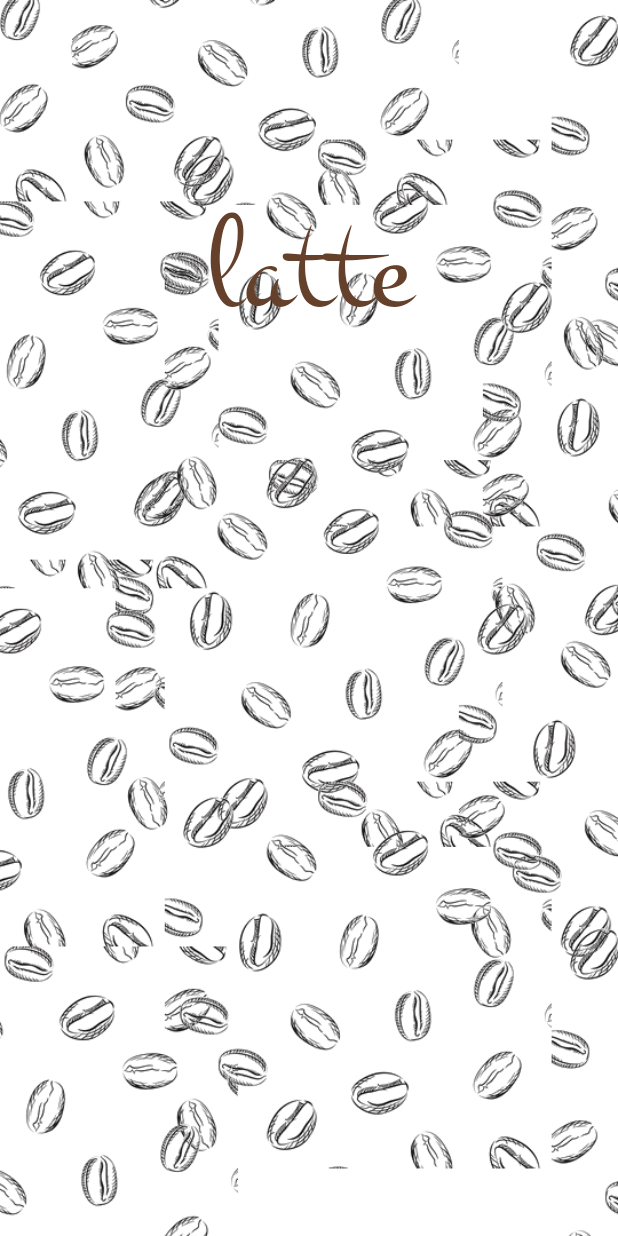
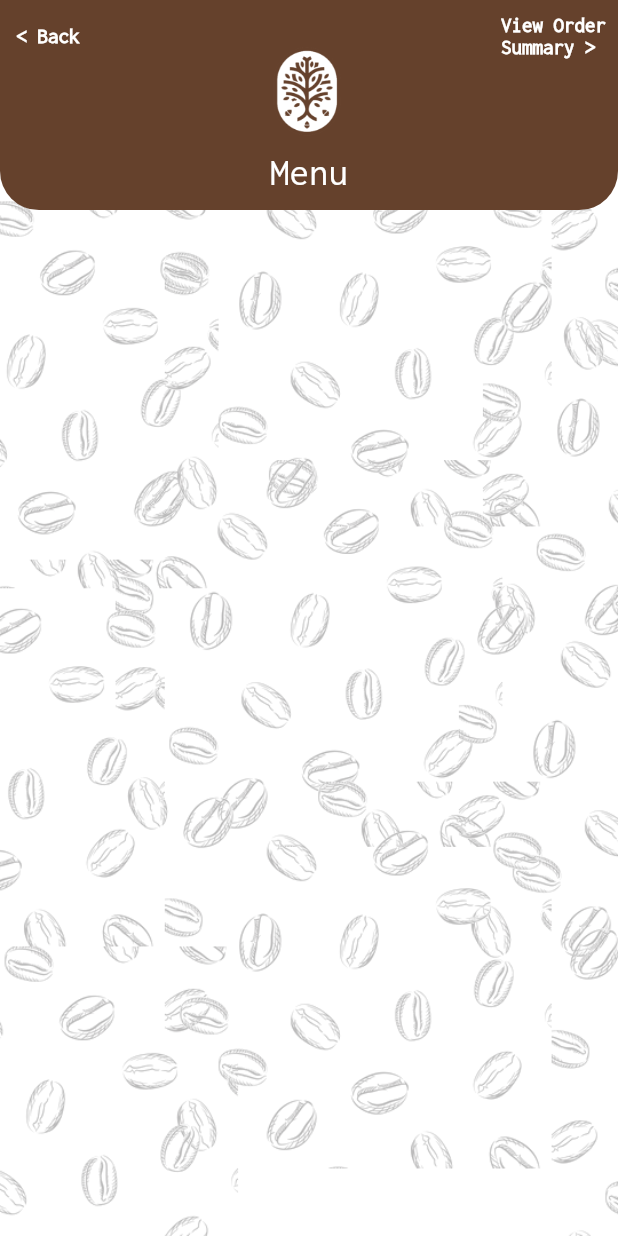
Before and after one commit to FerasHDawoud/CoffeeApp, a Flutter app: the screen it shows after launch, on a phone screen of 412 x 824 dp. Run offline on Flutter 3.47's test engine with Material 2 defaults, Android fonts, the phone set to English and light mode, and no system bars.

```diff
--- a/lib/main.dart
+++ b/lib/main.dart
@@ -1,3 +1,4 @@
+import 'package:coffee/modules/Menu/menu.dart';
 import 'package:coffee/modules/Starting_Page/StartingPage.dart';
 import 'package:flutter/material.dart';
 
@@ -8,16 +9,13 @@ void main() {
 class MyApp extends StatelessWidget {
   const MyApp({super.key});
 
-  // This widget is the root of your application.
   @override
   Widget build(BuildContext context) {
-    return MaterialApp(
-        title: 'Flutter Demo',
-        theme: ThemeData(fontFamily: 'Montez'),
-        home: const SafeArea(
-          child: Scaffold(
-            body: StartingPage(),
-          ),
-        ));
+    return const MaterialApp(
+        home: SafeArea(
+      child: Scaffold(
+        body: Menu(),
+      ),
+    ));
   }
 }
--- /dev/null
+++ b/lib/modules/Menu/Menu.dart
@@ -0,0 +1,38 @@
+import 'package:flutter/material.dart';
+
+import '../../utils/APP_COLORS.dart';
+import '../../utils/TopContainer.dart';
+
+class Menu extends StatelessWidget {
+  const Menu({super.key});
+
+  @override
+  Widget build(BuildContext context) {
+    return Scaffold(
+      backgroundColor: APPCOLORS.secondaryColor,
+      body: Container(
+        width: double.infinity,
+        decoration: const BoxDecoration(
+          image: DecorationImage(
+            image: AssetImage("assets/images/background.png"),
+            fit: BoxFit.cover,
+            opacity: 0.3,
+          ),
+        ),
+        child: Column(
+          children: [
+            TopContainer(
+              titele: "Menu",
+              leftBottonText: "< Back",
+              onPressedLeftText: () {
+                Navigator.pop(context);
+              },
+              rightBottonText: "View Order\nSummary >",
+              onPressedRighitText: () {},
+            ),
+          ],
+        ),
+      ),
+    );
+  }
+}
--- a/lib/modules/Starting_Page/StartingPage.dart
+++ b/lib/modules/Starting_Page/StartingPage.dart
@@ -1,5 +1,6 @@
 // ignore_for_file:  file_names
 import 'package:coffee/utils/APP_COLORS.dart';
+import 'package:coffee/utils/TextTemplet.dart';
 import 'package:flutter/material.dart';
 
 class StartingPage extends StatelessWidget {
@@ -7,6 +8,8 @@ class StartingPage extends StatelessWidget {
 
   @override
   Widget build(BuildContext context) {
+    var mediaQueryHeight = MediaQuery.of(context).size.height;
+
     return Scaffold(
       backgroundColor: APPCOLORS.secondaryColor,
       body: Container(
@@ -15,20 +18,48 @@ class StartingPage extends StatelessWidget {
           image: DecorationImage(
             image: AssetImage("assets/images/background.png"),
             fit: BoxFit.cover,
+            opacity: 0.3,
           ),
         ),
         child: Column(
+          mainAxisAlignment: MainAxisAlignment.spaceBetween,
           // ignore: prefer_const_literals_to_create_immutables
           children: [
             SizedBox(
-              height: MediaQuery.of(context).size.height * 0.15,
+              height: mediaQueryHeight * 0.08,
             ),
             const Text(
               "latte",
               style: TextStyle(
                   fontFamily: 'Montez',
                   color: APPCOLORS.primaryColor,
-                  fontSize: 90),
+                  fontSize: 96),
+            ),
+            Container(
+              width: double.infinity,
+              height: mediaQueryHeight * 0.55,
+              decoration: const BoxDecoration(
+                color: APPCOLORS.primaryColor,
+                borderRadius: BorderRadius.only(
+                  topRight: Radius.circular(40.0),
+                  topLeft: Radius.circular(40.0),
+                ),
+              ),
+              child: Column(
+                mainAxisAlignment: MainAxisAlignment.spaceAround,
+                children: [
+                  Container(
+                    height: mediaQueryHeight * 0.18,
+                    width: double.infinity,
+                    decoration: const BoxDecoration(
+                      image: DecorationImage(
+                        image: AssetImage("assets/images/coffee main logo.png"),
+                      ),
+                    ),
+                  ),
+                  const TextTemplet(text_: "S I N C E  1 9 8 9", size_: 16),
+                ],
+              ),
             ),
           ],
         ),
--- /dev/null
+++ b/lib/utils/TextTemplet.dart
@@ -0,0 +1,30 @@
+// ignore_for_file: file_names
+
+import 'package:flutter/material.dart';
+
+import 'APP_COLORS.dart';
+
+class TextTemplet extends StatelessWidget {
+  final String text_;
+  final double size_;
+  final Color fontColor_;
+  final FontWeight fontWeight;
+  const TextTemplet(
+      {super.key,
+      required this.text_,
+      required this.size_,
+      this.fontColor_ = APPCOLORS.secondaryColor,
+      this.fontWeight = FontWeight.normal});
+
+  @override
+  Widget build(BuildContext context) {
+    return Text(
+      text_,
+      style: TextStyle(
+          color: fontColor_,
+          fontFamily: "ligconsolata",
+          fontSize: size_,
+          fontWeight: fontWeight),
+    );
+  }
+}
--- /dev/null
+++ b/lib/utils/TopContainer.dart
@@ -0,0 +1,89 @@
+// ignore_for_file: file_names, prefer_typing_uninitialized_variables, must_be_immutable
+import 'package:flutter/material.dart';
+import 'APP_COLORS.dart';
+import 'TextTemplet.dart';
+
+class TopContainer extends StatelessWidget {
+  final String titele;
+  final String leftBottonText;
+  final String rightBottonText;
+  final double containerHight;
+  var onPressedLeftText;
+  var onPressedRighitText;
+  TopContainer(
+      {super.key,
+      this.titele = "",
+      this.leftBottonText = "",
+      this.rightBottonText = "",
+      this.onPressedLeftText,
+      this.onPressedRighitText,
+      this.containerHight = 0.17});
+
+  @override
+  Widget build(BuildContext context) {
+    var mediaQueryHeight = MediaQuery.of(context).size.height;
+    return Container(
+      width: double.infinity,
+      height: mediaQueryHeight * containerHight,
+      decoration: const BoxDecoration(
+        color: APPCOLORS.primaryColor,
+        borderRadius: BorderRadius.only(
+          bottomRight: Radius.circular(26.0),
+          bottomLeft: Radius.circular(26.0),
+        ),
+      ),
+      child: Stack(
+        alignment: Alignment.center,
+        children: [
+          Row(
+            mainAxisAlignment: MainAxisAlignment.spaceBetween,
+            children: [
+              Column(
+                children: [
+                  TextButton(
+                    onPressed: onPressedLeftText,
+                    child: TextTemplet(
+                      text_: leftBottonText,
+                      size_: 14,
+                      fontWeight: FontWeight.bold,
+                    ),
+                  ),
+                ],
+              ),
+              Column(
+                children: [
+                  TextButton(
+                    onPressed: onPressedRighitText,
+                    child: TextTemplet(
+                      text_: rightBottonText,
+                      size_: 14,
+                      fontWeight: FontWeight.bold,
+                    ),
+                  ),
+                ],
+              ),
+            ],
+          ),
+          Column(
+            children: [
+              SizedBox(
+                height: mediaQueryHeight * 0.035,
+              ),
+              Container(
+                margin: EdgeInsets.only(bottom: mediaQueryHeight * 0.008),
+                height: mediaQueryHeight * 0.08,
+                width: MediaQuery.of(context).size.width * 0.18,
+                decoration: const BoxDecoration(
+                  image: DecorationImage(
+                    image: AssetImage("assets/images/coffee main logo.png"),
+                  ),
+                ),
+              ),
+              TextTemplet(text_: titele, size_: 26),
+            ],
+          ),
+        ],
+      ),
+    );
+  }
+}
--- a/pubspec.yaml
+++ b/pubspec.yaml
@@ -56,6 +56,11 @@ flutter:
     - family: Montez
       fonts:
         - asset: assets/fonts/Montez-Regular.ttf
+    - family: ligconsolata
+      fonts:
+        - asset: assets/fonts/ligconsolata-regular.ttf
+
+
   # The following line ensures that the Material Icons font is
   # included with your application, so that you can use the icons in
   # the material Icons class.
```
Also changed, not shown: assets/fonts/ligconsolata-regular.ttf (added), assets/images/coffee main logo.png, assets/images/coffee main logo0.png (added).
